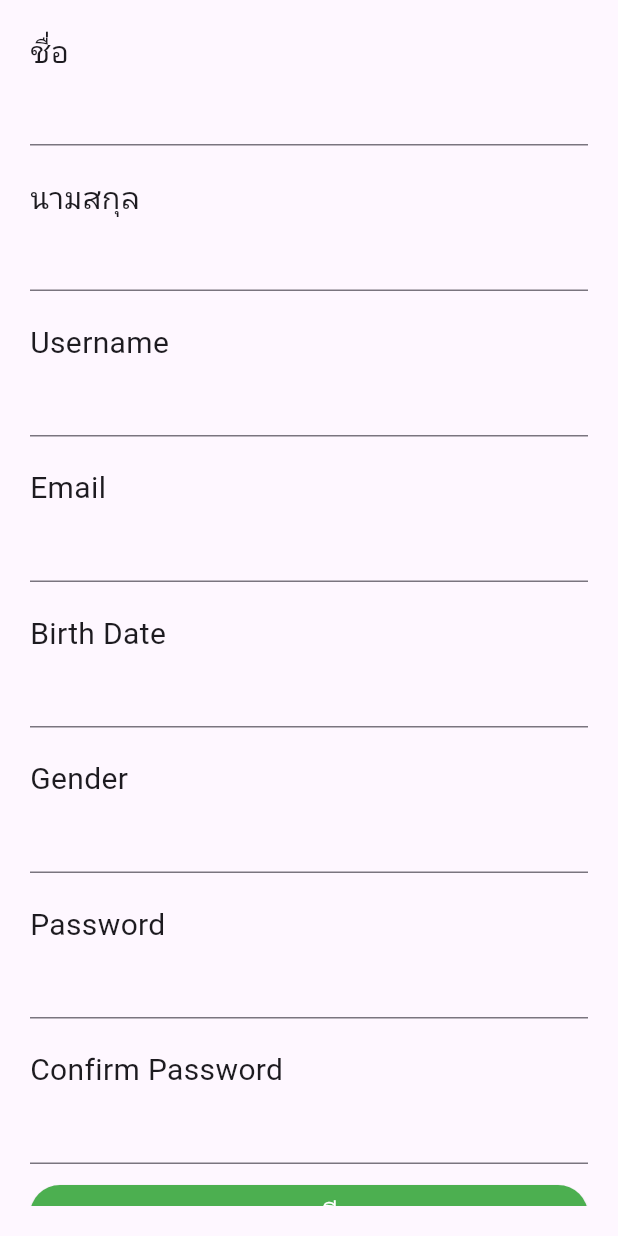
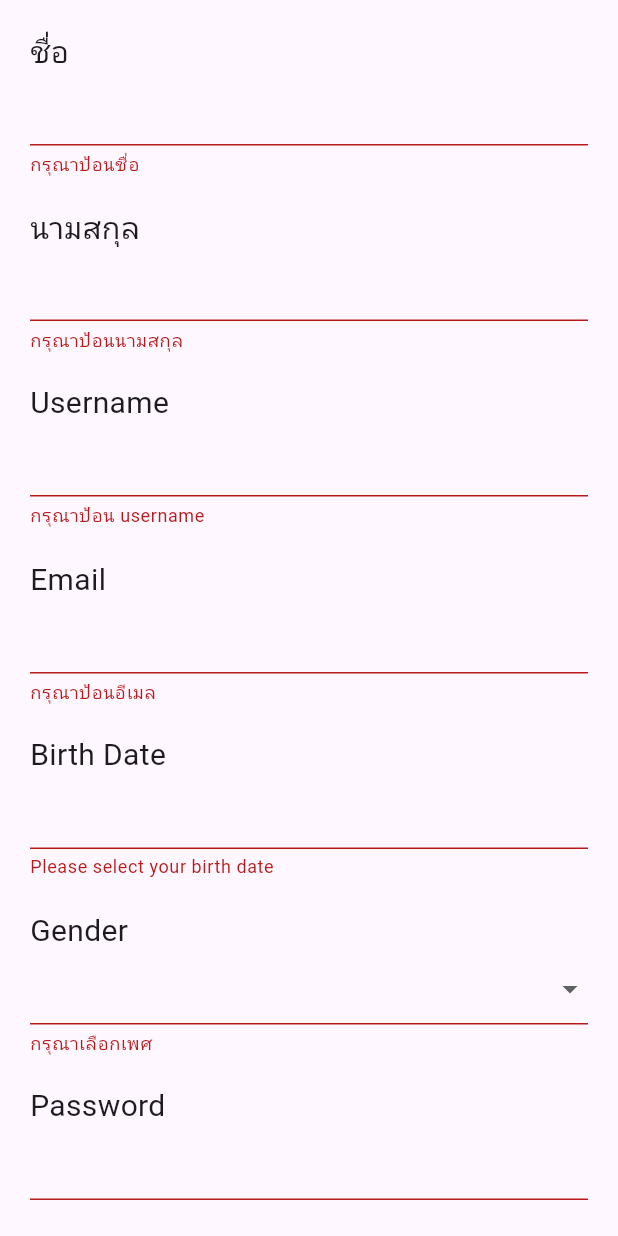
Before and after one commit to TheCursedMan/Binny_Login-Register, a Flutter app: the screen it shows after launch, after a tap on "ลงทะเบียน", on a phone screen of 412 x 824 dp. Run offline on Flutter 3.47's test engine with Material 3 defaults, Android fonts, the phone set to English and light mode, and no system bars; our stand-ins replace firebase_core, form_field_validator; accounts and stored records are empty; generated files the repository leaves out were written again.

Commit message:
Connect Firebase Suggest list - Change kotlin version in settings.gradle - Apply option in Firebase initial code (Can be manually but I want to make perfect then I decided to use firebase option) - Firebase option is require install Firebase CLI and set directories env of Firefire (pub bin files) and Firebase (npm files)

```diff
--- a/lib/Register.dart
+++ b/lib/Register.dart
@@ -1,5 +1,8 @@
+import 'package:firebase_core/firebase_core.dart';
 import 'package:flutter/material.dart';
+import 'package:form_field_validator/form_field_validator.dart';
 import 'package:loginregister/Model/user.dart';
+import 'package:loginregister/firebase_options.dart';
 
 class RegisterPage extends StatefulWidget {
   const RegisterPage({Key? key}) : super(key: key);
@@ -11,9 +14,44 @@ class RegisterPage extends StatefulWidget {
 class _RegisterPageState extends State<RegisterPage> {
   final formKey = GlobalKey<FormState>();
   User myUser = User();
+  final Future<FirebaseApp> firebase = Firebase.initializeApp(
+    // options: FirebaseOptions(
+    //     apiKey: 'AIzaSyCNJDXUBJ6dSc2bK-VEL_qM-oEjN8ZjJbM',
+    //     appId: '1:724364547352:android:90e07c8e87ad79ee8b7a6d',
+    //     messagingSenderId: '724364547352',
+    //     projectId: 'binnydb-c2557',
+    //     storageBucket: 'binnydb-c2557.appspot.com'
+    // ),
+    options: DefaultFirebaseOptions.currentPlatform
+  );
+  //date picker
+  Future<void> _selectDate(BuildContext context) async {
+    final DateTime? picked = await showDatePicker(
+      context: context,
+      initialDate: DateTime.now(),
+      firstDate: DateTime(1900),
+      lastDate: DateTime.now(),
+    );
+    if (picked != null && picked != myUser.birthDate) {
+      setState(() {
+        myUser.birthDate = picked
+            .toIso8601String()
+            .substring(0, 10); // or format the picked date as needed
+      });
+    }
+  }
 
   @override
   Widget build(BuildContext context) {
+    return FutureBuilder(future: firebase, builder: (context , snapshot){
+      if(snapshot.hasError){
+        print(snapshot.error);
+        return Scaffold(
+        appBar: AppBar(title: Text('Error')),
+        body: Center(child: Text('${snapshot.error}'))
+        );
+      }
+      if(snapshot.connectionState == ConnectionState.done){
         return Scaffold(
           body: Container(
             padding: EdgeInsets.all(20),
@@ -28,6 +66,7 @@ class _RegisterPageState extends State<RegisterPage> {
                       style: TextStyle(fontSize: 20),
                     ),
                     TextFormField(
+                      validator: RequiredValidator(errorText: 'กรุณาป้อนชื่อ'),
                       onSaved: (String? firstName) {
                         myUser.firstName = firstName;
                       },
@@ -40,6 +79,7 @@ class _RegisterPageState extends State<RegisterPage> {
                       style: TextStyle(fontSize: 20),
                     ),
                     TextFormField(
+                      validator: RequiredValidator(errorText: 'กรุณาป้อนนามสกุล'),
                       onSaved: (String? lastName) {
                         myUser.lastName = lastName;
                       },
@@ -52,6 +92,7 @@ class _RegisterPageState extends State<RegisterPage> {
                       style: TextStyle(fontSize: 20),
                     ),
                     TextFormField(
+                      validator: RequiredValidator(errorText: 'กรุณาป้อน username'),
                       onSaved: (String? username) {
                         myUser.username = username;
                       },
@@ -64,9 +105,14 @@ class _RegisterPageState extends State<RegisterPage> {
                       style: TextStyle(fontSize: 20),
                     ),
                     TextFormField(
+                      validator: MultiValidator([
+                        EmailValidator(errorText: 'รูปแบบอีเมลไม่ถูกต้อง'),
+                        RequiredValidator(errorText: 'กรุณาป้อนอีเมล')
+                      ]),
                       onSaved: (String? email) {
                         myUser.email = email;
                       },
+                      keyboardType: TextInputType.emailAddress,
                     ),
                     SizedBox(
                       height: 20,
@@ -75,10 +121,21 @@ class _RegisterPageState extends State<RegisterPage> {
                       'Birth Date',
                       style: TextStyle(fontSize: 20),
                     ),
-                TextFormField(
-                  onSaved: (String? birthDate) {
-                    myUser.birthDate = birthDate;
+                    GestureDetector(
+                      onTap: () => _selectDate(context),
+                      child: AbsorbPointer(
+                        child: TextFormField(
+                          controller:
+                              TextEditingController(text: myUser.birthDate ?? ''),
+                          keyboardType: TextInputType.datetime,
+                          validator: (value) {
+                            if (value == null || value.isEmpty) {
+                              return 'Please select your birth date';
+                            }
+                            return null;
                           },
+                        ),
+                      ),
                     ),
                     SizedBox(
                       height: 20,
@@ -87,11 +144,37 @@ class _RegisterPageState extends State<RegisterPage> {
                       'Gender',
                       style: TextStyle(fontSize: 20),
                     ),
-                TextFormField(
-                  onSaved: (String? gender) {
-                    myUser.gender = gender;
+                    DropdownButtonFormField(
+                        items: const [
+                          DropdownMenuItem<String>(
+                            value: null,
+                            child: Text('Select Option' , style: TextStyle(color: Colors.grey),),
+                            enabled: false,
+                          ),
+                          DropdownMenuItem<String>(
+                            value: 'male',
+                            child: Text('male'),
+                          ),
+                          DropdownMenuItem<String>(
+                            value: 'female',
+                            child: Text('female'),
+                          ),
+                          DropdownMenuItem<String>(
+                            value: 'other',
+                            child: Text('other'),
+                          ),
+                        ],
+                        validator: (value){
+                          if(value == null){
+                            return 'กรุณาเลือกเพศ';
+                          }
                         },
-                ),
+                        onChanged: (String? newValue) {
+                          setState(() {
+                            myUser.gender = newValue!;
+                          });
+                        }),
+                    ///////////////////////////////////////////////
                     SizedBox(
                       height: 20,
                     ),
@@ -100,6 +183,8 @@ class _RegisterPageState extends State<RegisterPage> {
                       style: TextStyle(fontSize: 20),
                     ),
                     TextFormField(
+                      obscureText: true,
+                      validator: RequiredValidator(errorText: 'กรุณาป้อนรหัสผ่าน'),
                       onSaved: (String? password) {
                         myUser.password = password;
                       },
@@ -112,6 +197,7 @@ class _RegisterPageState extends State<RegisterPage> {
                       style: TextStyle(fontSize: 20),
                     ),
                     TextFormField(
+                      obscureText: true,
                       validator: (value) {
                         if (value != myUser.password) {
                           return 'Password not same';
@@ -134,6 +220,7 @@ class _RegisterPageState extends State<RegisterPage> {
                         ),
                         child: Text('ลงทะเบียน'),
                         onPressed: () {
+                          if (formKey.currentState!.validate()) {
                             formKey.currentState?.save();
                             print('${myUser.firstName}');
                             print('${myUser.lastName}');
@@ -141,6 +228,7 @@ class _RegisterPageState extends State<RegisterPage> {
                             print('${myUser.birthDate}');
                             print('${myUser.gender}');
                             print('${myUser.password}');
+                          }
                         },
                       ),
                     ),
@@ -151,4 +239,9 @@ class _RegisterPageState extends State<RegisterPage> {
           ),
         );
       }
+      return Scaffold(
+        body: Center(child: CircularProgressIndicator(),),
+      );
+    });
   }
+}
--- a/pubspec.yaml
+++ b/pubspec.yaml
@@ -35,7 +35,9 @@ dependencies:
   # The following adds the Cupertino Icons font to your application.
   # Use with the CupertinoIcons class for iOS style icons.
   cupertino_icons: ^1.0.6
-
+  form_field_validator: ^1.1.0
+  calendar_date_picker2: ^1.0.2
+  firebase_core: ^2.30.1
 dev_dependencies:
   flutter_test:
     sdk: flutter
```
Also changed, not shown: pubspec.lock, 6 other files. Lines whose indentation alone changed are shown as unchanged.
